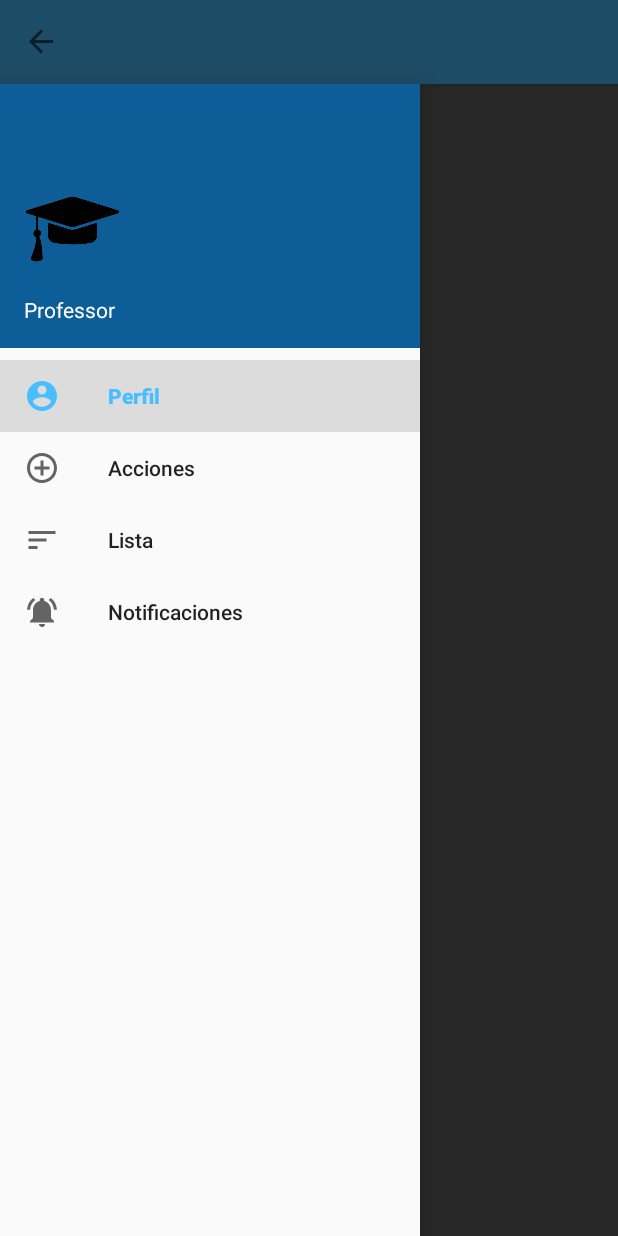
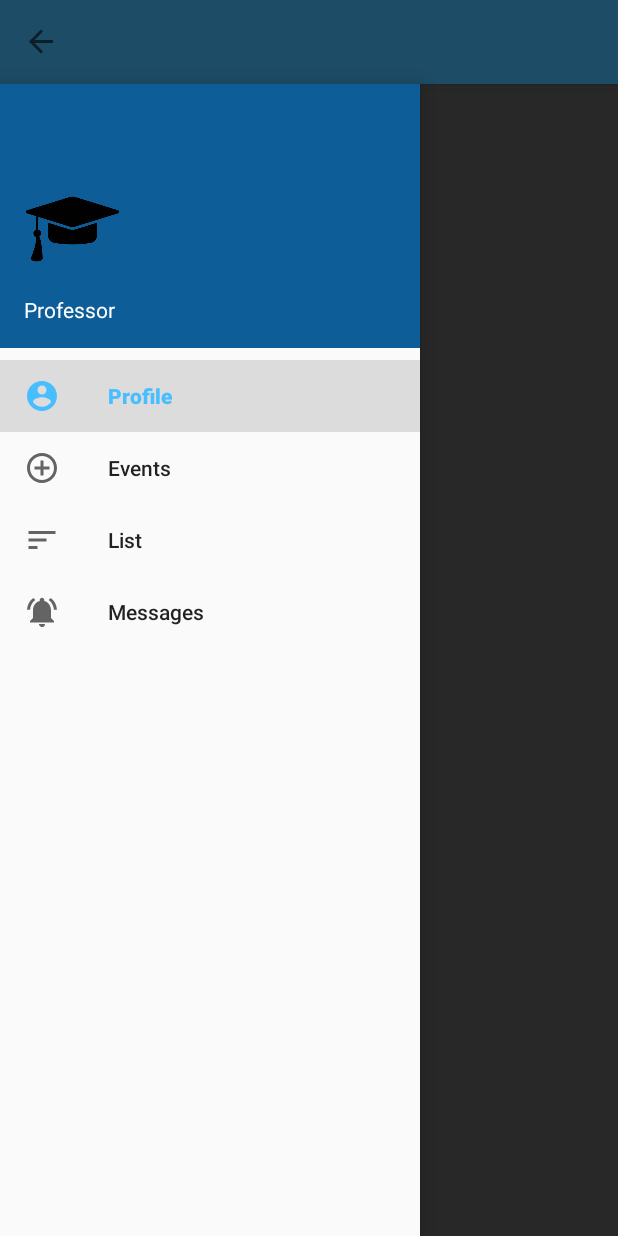
Before and after one commit to pbldmngz/new_csm, an Android app: the fragment notificationFragment placed in its activity, with the side drawer open, on a phone screen of 412 x 824 dp. Run offline under Robolectric (Android 15) with nearby library versions, the phone set to English and light mode, and no system bars; 1 statement that could not run was skipped.

Commit message:
Fix Profile Phone Allocation

```diff
--- a/app/src/main/java/com/example/menutest/listFragment.java
+++ b/app/src/main/java/com/example/menutest/listFragment.java
@@ -27,8 +27,6 @@ import java.sql.SQLOutput;
 
 public class listFragment extends Fragment {
 
-    TextView display;
-
     public listFragment() {
     }
 
@@ -57,10 +55,7 @@ public class listFragment extends Fragment {
                 //msg_enviado
                 //};
 
-
         ListView listView = (ListView) view.findViewById(R.id.mainListMenu);
-
-        display = (TextView) view.findViewById(R.id.displayJson);
 
         //Necesitamos poder poner de forma ordenada los datos, como en columnas
 
--- a/app/src/main/java/com/example/menutest/notificationFragment.java
+++ b/app/src/main/java/com/example/menutest/notificationFragment.java
@@ -1,19 +1,14 @@
 package com.example.menutest;
 
-import android.app.Notification;
-import android.app.PendingIntent;
+
 import android.os.Bundle;
 import android.view.LayoutInflater;
 import android.view.View;
 import android.view.ViewGroup;
-
-import androidx.annotation.NonNull;
 import androidx.annotation.Nullable;
-import androidx.core.app.NotificationManagerCompat;
 import androidx.fragment.app.Fragment;
 
 public class notificationFragment extends Fragment {
-    View v;
 
     public notificationFragment() {
     }
@@ -21,15 +16,10 @@ public class notificationFragment extends Fragment {
     @Nullable
     @Override
     public View onCreateView( LayoutInflater inflater, @Nullable ViewGroup container, @Nullable Bundle savedInstanceState) {
-        v = inflater.inflate(R.layout.fragment_notification, container, false);
-        return v;
-//        Notification.Campat.Builder builder =new Notification.Campat.Builder(this);
-//        builder.setContentTitle("correo del emisor")
-//                String text = "mesaje que envio";
-//        builder.setContentText(text);
-//        PendingIntent contentintent=new PendingIntent(this);
-//        builder.setContentIntent(contentintent);
-//        Notification notification=builder.build();
-//        NotificationManagerCompat.from(this).notify(0,notification);
+       View view = inflater.inflate(R.layout.fragment_notification, container, false);
+
+
+
+        return view;
     }
 }
--- a/app/src/main/java/com/example/menutest/profileFragment.java
+++ b/app/src/main/java/com/example/menutest/profileFragment.java
@@ -16,7 +16,7 @@ import org.w3c.dom.Text;
 
 public class profileFragment extends Fragment {
 
-    TextView numberGroups;
+    TextView numberGroups, profilePhone;
 
     public profileFragment() {
     }
@@ -27,8 +27,9 @@ public class profileFragment extends Fragment {
         View view = inflater.inflate(R.layout.fragment_profile, container, false);
 
         numberGroups = (TextView) view.findViewById(R.id.numberGroups);
+        profilePhone = (TextView) view.findViewById(R.id.profilePhone);
 
-        numberGroups.setText(dataController.persona(false, 620).tel_grupo.toString());
+        profilePhone.setText(dataController.persona(false, 620).tel_grupo);
 
         return view;
     }
--- a/app/src/main/res/layout/fragment_profile.xml
+++ b/app/src/main/res/layout/fragment_profile.xml
@@ -199,6 +199,7 @@
                     android:text="Phone"/>
 
                 <TextView
+                    android:id="@+id/profilePhone"
                     android:layout_width="wrap_content"
                     android:layout_height="wrap_content"
                     android:fontFamily="sans-serif-light"
--- a/app/src/main/res/menu/drawer_menu.xml
+++ b/app/src/main/res/menu/drawer_menu.xml
@@ -7,19 +7,19 @@
         <item
             android:id="@+id/nav_profile"
             android:icon="@drawable/ic_profile"
-            android:title="Perfil" />
+            android:title="Profile" />
         <item
             android:id="@+id/nav_actions"
             android:icon="@drawable/ic_actions"
-            android:title="Acciones" />
+            android:title="Events" />
         <item
             android:id="@+id/nav_list"
             android:icon="@drawable/ic_list"
-            android:title="Lista" />
+            android:title="List" />
         <item
             android:id="@+id/nav_notifications"
             android:icon="@drawable/ic_notifications"
-            android:title="Notificaciones" />
+            android:title="Messages" />
     </group>
 
 </menu>
```
